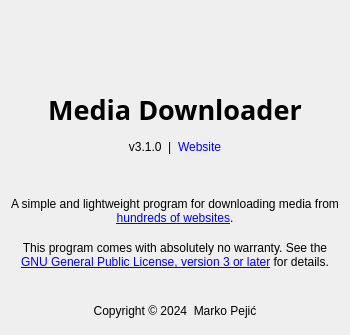
Above: designer/about_window.ui from markop404/media-downloader before the change. Below: the same form after it.
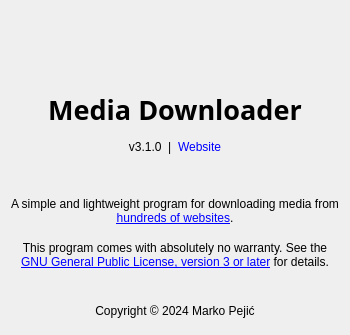
That is the form after the change. Icons and pictures are not drawn.

Commit message:
Reformated the copyright notice
In the about window.

```diff
--- a/designer/about_window.ui
+++ b/designer/about_window.ui
@@ -156,7 +156,7 @@
    <item>
     <widget class="QLabel" name="copyrightLabel">
      <property name="text">
-      <string>Copyright © 2024  Marko Pejić</string>
+      <string>Copyright © 2024 Marko Pejić</string>
      </property>
      <property name="alignment">
       <set>Qt::AlignmentFlag::AlignCenter</set>
```
